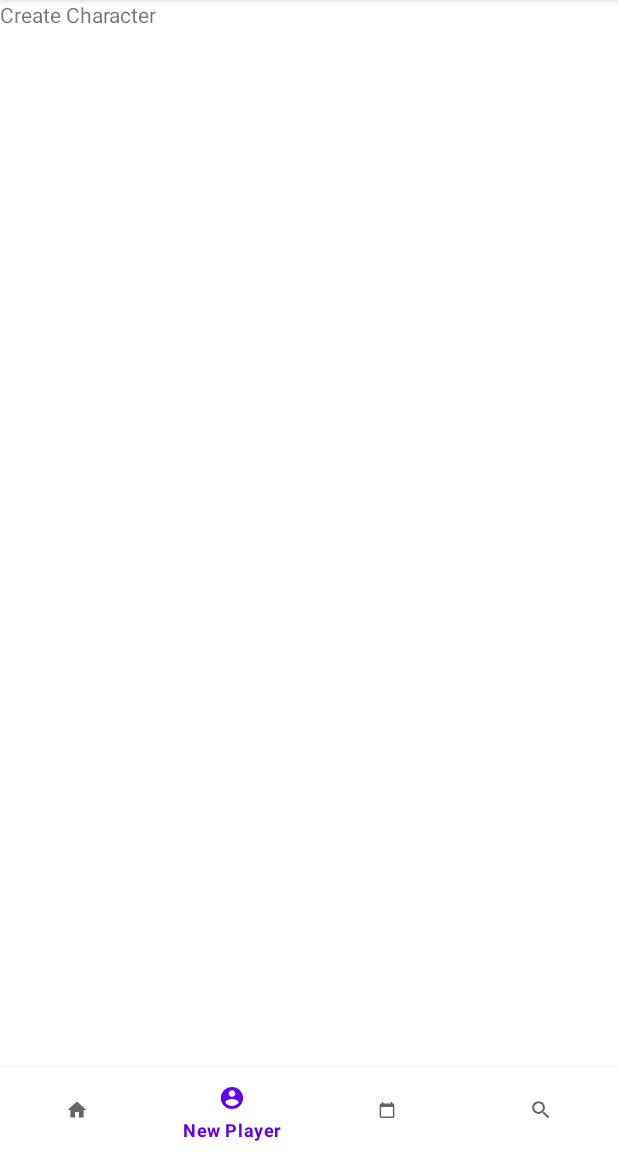
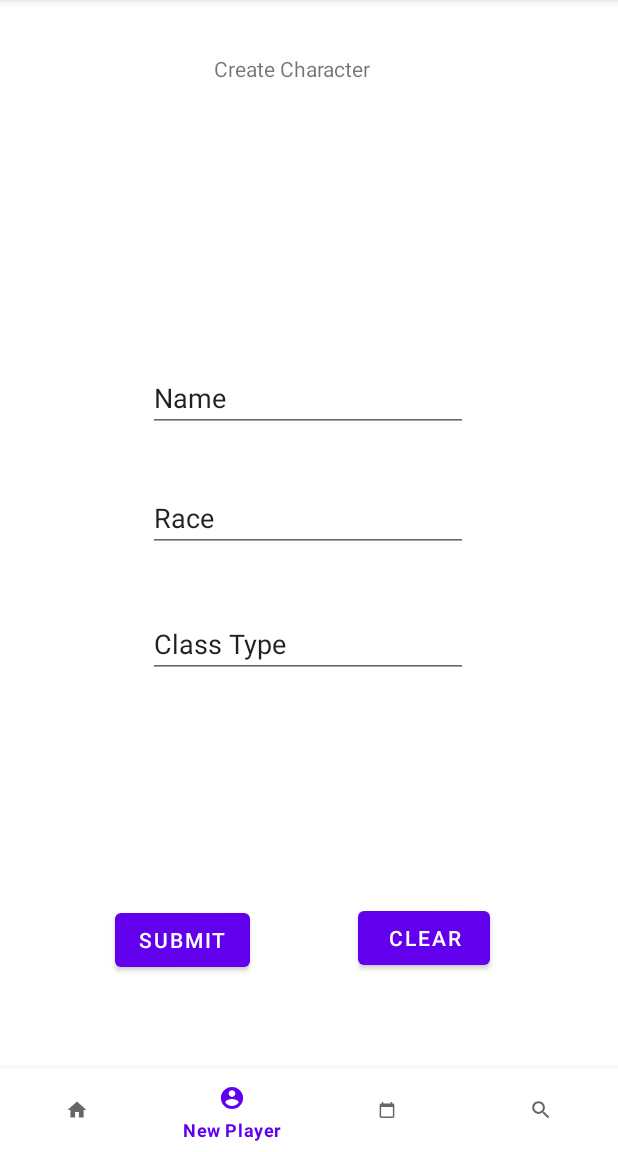
Before and after one commit to AindriuBrennan/GuildAppManager, an Android app: the CreatePlayerFragment screen opened through its navigation route, on a phone screen of 412 x 824 dp, the part 84-1236 px from its top. Run offline under Robolectric (Android 15) with nearby library versions, the phone set to English and light mode, and no system bars; our stand-ins replace navigation-ui.

Commit message:
Created character and Item models, added dependancies for Firebase DB

```diff
--- a/app/build.gradle
+++ b/app/build.gradle
@@ -51,4 +51,7 @@ dependencies {
     testImplementation 'junit:junit:4.13.1'
     androidTestImplementation 'androidx.test.ext:junit:1.1.2'
     androidTestImplementation 'androidx.test.espresso:espresso-core:3.3.0'
+    //adding firebase DB
+    implementation platform('com.google.firebase:firebase-bom:26.2.0')
+    implementation 'com.google.firebase:firebase-database-ktx'
 }
--- /dev/null
+++ b/app/src/main/java/org/wit/guildmanagerapp/models/CharacterModel.kt
@@ -0,0 +1,13 @@
+package org.wit.guildmanagerapp.models
+
+import java.time.LocalDate
+import java.util.ArrayList
+
+class CharacterModel(
+    var id: Long? = 0,
+    var name: String = "",
+    var race: String? = "",
+    var classType: String? = "",
+    var itemsCollected: ArrayList<Item>? = ArrayList(),
+    var dateCollected: ArrayList<LocalDate>? = ArrayList(),
+)
--- /dev/null
+++ b/app/src/main/java/org/wit/guildmanagerapp/models/ItemModel.kt
@@ -0,0 +1,7 @@
+package org.wit.guildmanagerapp.models
+
+class Item (
+    val id: Long? =0,
+    val name: String = "",
+    var playersWithItem: ArrayList<String>? = ArrayList()
+)
--- a/app/src/main/res/layout/fragment_create_player.xml
+++ b/app/src/main/res/layout/fragment_create_player.xml
@@ -11,7 +11,74 @@
         android:id="@+id/textView"
         android:layout_width="wrap_content"
         android:layout_height="wrap_content"
+        android:layout_marginTop="36dp"
         android:text="Create Character"
-        tools:layout_editor_absoluteX="151dp"
-        tools:layout_editor_absoluteY="25dp" />
+        app:layout_constraintEnd_toEndOf="parent"
+        app:layout_constraintHorizontal_bias="0.465"
+        app:layout_constraintStart_toStartOf="parent"
+        app:layout_constraintTop_toTopOf="parent" />
+
+    <Button
+        android:id="@+id/submit"
+        android:layout_width="wrap_content"
+        android:layout_height="wrap_content"
+        android:text="Submit"
+        app:layout_constraintBottom_toBottomOf="parent"
+        app:layout_constraintEnd_toEndOf="parent"
+        app:layout_constraintHorizontal_bias="0.239"
+        app:layout_constraintStart_toStartOf="parent"
+        app:layout_constraintTop_toTopOf="parent"
+        app:layout_constraintVertical_bias="0.908" />
+
+    <Button
+        android:id="@+id/clear"
+        android:layout_width="wrap_content"
+        android:layout_height="wrap_content"
+        android:text="Clear"
+        app:layout_constraintBottom_toBottomOf="parent"
+        app:layout_constraintEnd_toEndOf="parent"
+        app:layout_constraintHorizontal_bias="0.736"
+        app:layout_constraintStart_toStartOf="parent"
+        app:layout_constraintTop_toTopOf="parent"
+        app:layout_constraintVertical_bias="0.906" />
+
+    <EditText
+        android:id="@+id/editTextPlayerName"
+        android:layout_width="wrap_content"
+        android:layout_height="wrap_content"
+        android:layout_marginBottom="424dp"
+        android:ems="10"
+        android:inputType="textPersonName"
+        android:text="Name"
+        app:layout_constraintBottom_toBottomOf="parent"
+        app:layout_constraintEnd_toEndOf="parent"
+        app:layout_constraintHorizontal_bias="0.497"
+        app:layout_constraintStart_toStartOf="parent" />
+
+    <EditText
+        android:id="@+id/editTextRace"
+        android:layout_width="wrap_content"
+        android:layout_height="wrap_content"
+        android:layout_marginBottom="344dp"
+        android:ems="10"
+        android:inputType="textPersonName"
+        android:text="Race"
+        app:layout_constraintBottom_toBottomOf="parent"
+        app:layout_constraintEnd_toEndOf="parent"
+        app:layout_constraintHorizontal_bias="0.497"
+        app:layout_constraintStart_toStartOf="parent" />
+
+    <EditText
+        android:id="@+id/editTextClass"
+        android:layout_width="wrap_content"
+        android:layout_height="wrap_content"
+        android:layout_marginBottom="260dp"
+        android:ems="10"
+        android:inputType="textPersonName"
+        android:text="Class Type"
+        app:layout_constraintBottom_toBottomOf="parent"
+        app:layout_constraintEnd_toEndOf="parent"
+        app:layout_constraintHorizontal_bias="0.497"
+        app:layout_constraintStart_toStartOf="parent" />
+
 </androidx.constraintlayout.widget.ConstraintLayout>
```
